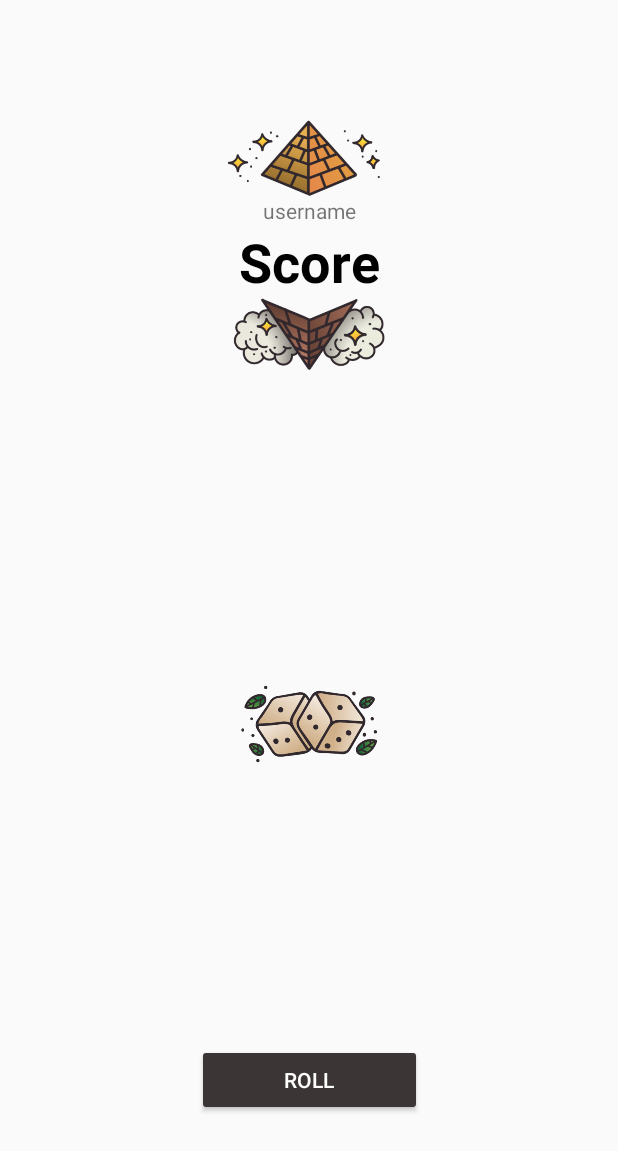
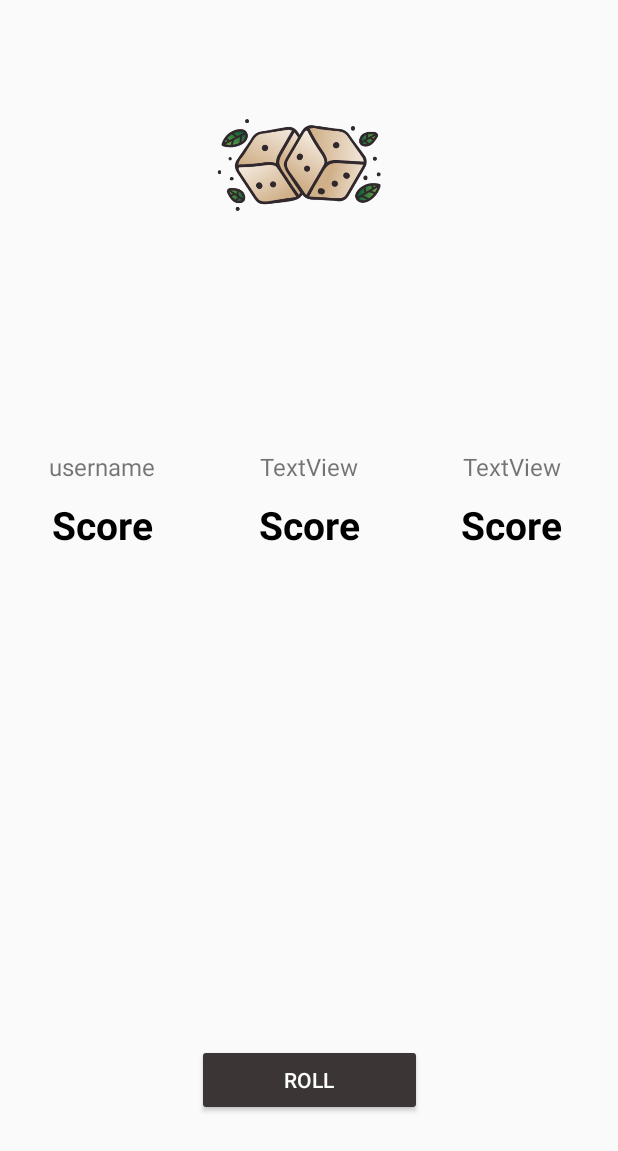
Before and after one commit to robertusab/Roll_Dice, an Android app: the layout activity_main.xml on its own in the app's theme, with its tools: preview values and no code run, on a phone screen of 412 x 824 dp. Shown: the top 1151 px of the screen. Run offline under Robolectric (Android 15) with nearby library versions, the phone set to English and light mode, and no system bars.

Commit message:
add player add winner

```diff
--- a/app/src/main/java/com/obet/rolldice/view/MainView.kt
+++ b/app/src/main/java/com/obet/rolldice/view/MainView.kt
@@ -1,5 +1,7 @@
 package com.obet.rolldice.view
 
 interface MainView {
-    fun result (result: String)
+    fun result1 (result: String)
+    fun result2 (result: String)
+    fun result3 (result: String)
 }
--- a/app/src/main/res/layout/activity_main.xml
+++ b/app/src/main/res/layout/activity_main.xml
@@ -5,20 +5,6 @@
     android:layout_width="match_parent"
     android:layout_height="match_parent"
     tools:context=".view.MainActivity">
-
-    <TextView
-        android:id="@+id/tv_score"
-        android:layout_width="wrap_content"
-        android:layout_height="wrap_content"
-        android:layout_marginTop="150dp"
-        android:text="@string/score"
-        android:textColor="#000000"
-        android:textSize="36sp"
-        android:textStyle="bold"
-        app:layout_constraintEnd_toEndOf="parent"
-        app:layout_constraintHorizontal_bias="0.5"
-        app:layout_constraintStart_toStartOf="parent"
-        app:layout_constraintTop_toTopOf="parent" />
 
     <Button
         android:id="@+id/button_roll"
@@ -33,44 +19,104 @@
         app:layout_constraintHorizontal_bias="0.5"
         app:layout_constraintStart_toStartOf="parent" />
 
+    <ImageView
+        android:id="@+id/imageView2"
+        android:layout_width="120dp"
+        android:layout_height="120dp"
+        android:layout_marginTop="50dp"
+        android:src="@drawable/dadu"
+        app:layout_constraintEnd_toEndOf="parent"
+        app:layout_constraintHorizontal_bias="0.478"
+        app:layout_constraintStart_toStartOf="parent"
+        app:layout_constraintTop_toTopOf="parent" />
+
     <TextView
-        android:id="@+id/tv_username"
+        android:id="@+id/tv_player1"
         android:layout_width="wrap_content"
         android:layout_height="wrap_content"
+        android:layout_marginTop="130dp"
+        android:layout_marginEnd="70dp"
         android:text="@string/username"
-        app:layout_constraintBottom_toTopOf="@+id/tv_score"
-        app:layout_constraintEnd_toEndOf="parent"
-        app:layout_constraintHorizontal_bias="0.5"
-        app:layout_constraintStart_toStartOf="parent" />
+        android:textSize="16sp"
+        app:layout_constraintEnd_toStartOf="@+id/tv_player2"
+        app:layout_constraintTop_toBottomOf="@+id/imageView2" />
 
-    <ImageView
-        android:id="@+id/imageView"
-        android:layout_width="200dp"
-        android:layout_height="70dp"
-        android:src="@drawable/scoreup"
-        app:layout_constraintBottom_toTopOf="@+id/tv_username"
-        app:layout_constraintEnd_toEndOf="parent"
-        app:layout_constraintHorizontal_bias="0.48"
-        app:layout_constraintStart_toStartOf="parent" />
-
-    <ImageView
-        android:id="@+id/imageView2"
-        android:layout_width="200dp"
-        android:layout_height="70dp"
-        android:src="@drawable/scoredown"
-        app:layout_constraintEnd_toEndOf="parent"
-        app:layout_constraintHorizontal_bias="0.48"
-        app:layout_constraintStart_toStartOf="parent"
-        app:layout_constraintTop_toBottomOf="@+id/tv_score" />
-
-    <ImageView
-        android:id="@+id/imageView3"
-        android:layout_width="100dp"
-        android:layout_height="100dp"
-        android:src="@drawable/dadu"
-        app:layout_constraintBottom_toTopOf="@+id/button_roll"
+    <TextView
+        android:id="@+id/tv_player2"
+        android:layout_width="wrap_content"
+        android:layout_height="wrap_content"
+        android:layout_marginTop="130dp"
+        android:text="TextView"
+        android:textSize="16sp"
         app:layout_constraintEnd_toEndOf="parent"
         app:layout_constraintHorizontal_bias="0.5"
         app:layout_constraintStart_toStartOf="parent"
         app:layout_constraintTop_toBottomOf="@+id/imageView2" />
+
+    <TextView
+        android:id="@+id/tv_player3"
+        android:layout_width="wrap_content"
+        android:layout_height="wrap_content"
+        android:layout_marginStart="70dp"
+        android:layout_marginTop="130dp"
+        android:text="TextView"
+        android:textSize="16sp"
+        app:layout_constraintStart_toEndOf="@+id/tv_player2"
+        app:layout_constraintTop_toBottomOf="@+id/imageView2" />
+
+    <TextView
+        android:id="@+id/tv_winner"
+        android:layout_width="wrap_content"
+        android:layout_height="wrap_content"
+        android:text="Draw, Please Try Again"
+        android:textColor="#000000"
+        android:textSize="20sp"
+        android:textStyle="bold"
+        android:visibility="gone"
+        app:layout_constraintEnd_toEndOf="parent"
+        app:layout_constraintHorizontal_bias="0.5"
+        app:layout_constraintStart_toStartOf="parent"
+        app:layout_constraintTop_toBottomOf="@+id/imageView2" />
+
+    <TextView
+        android:id="@+id/tv_score_1"
+        android:layout_width="wrap_content"
+        android:layout_height="wrap_content"
+        android:layout_marginTop="10dp"
+        android:text="@string/score"
+        android:textColor="#000000"
+        android:textSize="26sp"
+        android:textStyle="bold"
+        app:layout_constraintEnd_toEndOf="@+id/tv_player1"
+        app:layout_constraintStart_toStartOf="@+id/tv_player1"
+        app:layout_constraintTop_toBottomOf="@+id/tv_player1" />
+
+    <TextView
+        android:id="@+id/tv_score_2"
+        android:layout_width="wrap_content"
+        android:layout_height="wrap_content"
+        android:layout_marginTop="10dp"
+        android:text="Score"
+        android:textColor="#000000"
+        android:textSize="26sp"
+        android:textStyle="bold"
+        app:layout_constraintEnd_toEndOf="@+id/tv_player2"
+        app:layout_constraintHorizontal_bias="0.511"
+        app:layout_constraintStart_toStartOf="@+id/tv_player2"
+        app:layout_constraintTop_toBottomOf="@+id/tv_player2" />
+
+    <TextView
+        android:id="@+id/tv_score_3"
+        android:layout_width="wrap_content"
+        android:layout_height="wrap_content"
+        android:layout_marginTop="10dp"
+        android:text="Score"
+        android:textColor="#000000"
+        android:textSize="26sp"
+        android:textStyle="bold"
+        app:layout_constraintEnd_toEndOf="@+id/tv_player3"
+        app:layout_constraintHorizontal_bias="0.674"
+        app:layout_constraintStart_toStartOf="@+id/tv_player3"
+        app:layout_constraintTop_toBottomOf="@+id/tv_player3" />
+
 </androidx.constraintlayout.widget.ConstraintLayout>
--- a/build.gradle
+++ b/build.gradle
@@ -6,7 +6,7 @@ buildscript {
         jcenter()
     }
     dependencies {
-        classpath "com.android.tools.build:gradle:4.0.0"
+        classpath 'com.android.tools.build:gradle:4.0.1'
         classpath "org.jetbrains.kotlin:kotlin-gradle-plugin:$kotlin_version"
 
         // NOTE: Do not place your application dependencies here; they belong
```
Also changed, not shown: app/src/main/java/com/obet/rolldice/presenter/DicePresenter1.kt (added, +44 -0 lines), app/src/main/java/com/obet/rolldice/presenter/DicePresenter2.kt (added, +44 -0 lines), app/src/main/java/com/obet/rolldice/presenter/DicePresenter3.kt (renamed from app/src/main/java/com/obet/rolldice/presenter/DicePresenter.kt, +8 -10 lines), app/src/main/java/com/obet/rolldice/view/LoginActivity.kt (+10 -3 lines), app/src/main/java/com/obet/rolldice/view/MainActivity.kt (+75 -12 lines), app/src/main/res/layout/activity_login.xml (+40 -12 lines).
